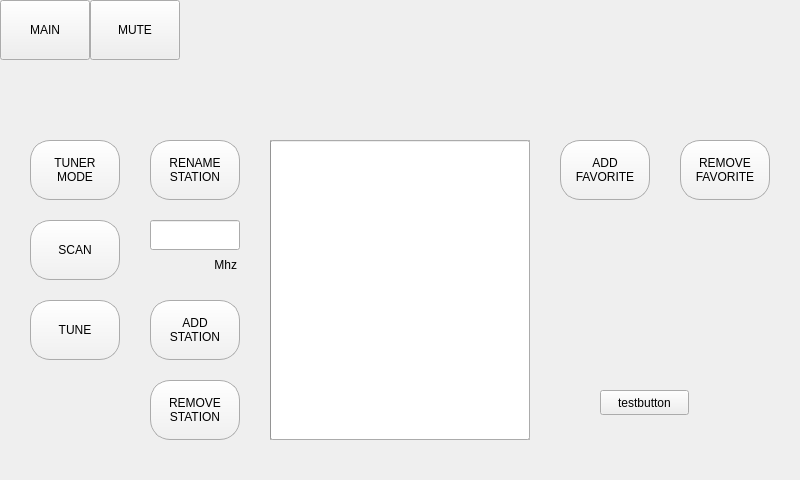
Above: dialog.ui from Vitalic66/DAB-FM-sundtek-api before the change. Below: the same form after it.
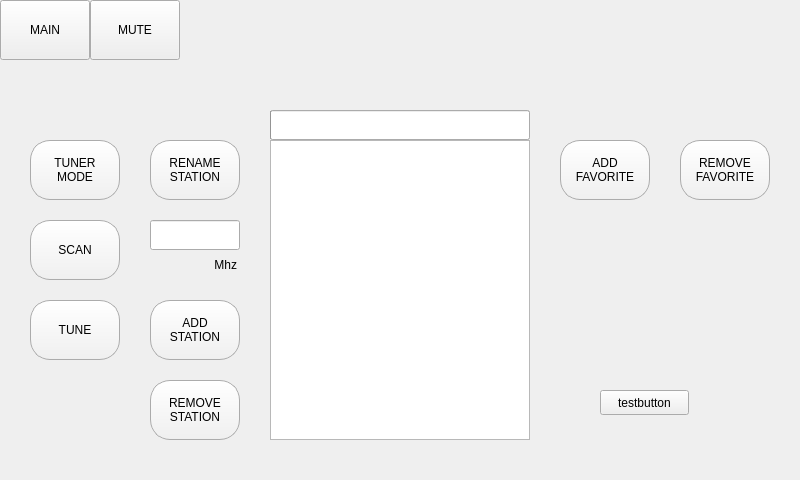
That is the form after the change.

What changed in the file:
```diff
--- a/dialog.ui
+++ b/dialog.ui
@@ -368,9 +368,9 @@
      <property name="geometry">
       <rect>
        <x>270</x>
-       <y>140</y>
+       <y>110</y>
        <width>260</width>
-       <height>300</height>
+       <height>30</height>
       </rect>
      </property>
      <property name="value">
@@ -440,9 +440,9 @@
      <property name="geometry">
       <rect>
        <x>270</x>
-       <y>140</y>
+       <y>110</y>
        <width>260</width>
-       <height>300</height>
+       <height>30</height>
       </rect>
      </property>
      <property name="maximum">
```
